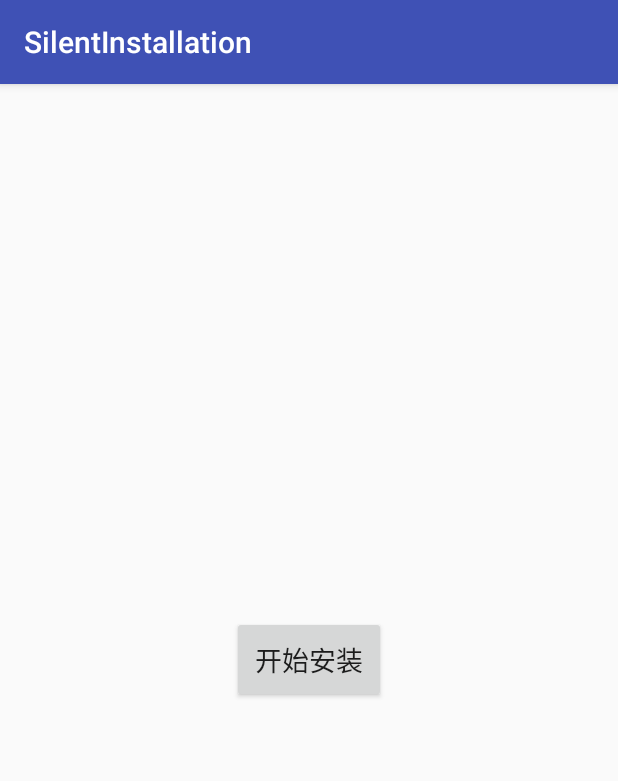
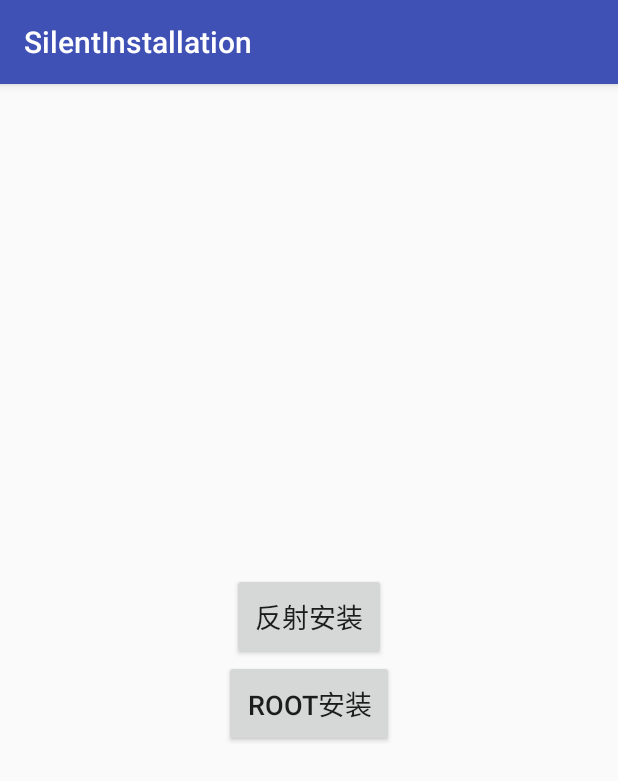
Before and after one commit to chenguitang/SilentInstallation, an Android app: the screen it shows after launch (MainActivity), on a phone screen of 412 x 824 dp. Shown: the top 781 px of the screen. Run offline under Robolectric (Android 15) with nearby library versions, the phone set to English and light mode, and no system bars; our stand-ins replace ButterKnife.

Commit message:
增加Root权限安装APP方法，增加选择文件方法

```diff
--- a/src/main/AndroidManifest.xml
+++ b/src/main/AndroidManifest.xml
@@ -3,9 +3,9 @@
     android:sharedUserId="android.uid.system"
     package="com.posin.silentinstallation">
 
-
     <uses-permission android:name="android.permission.INSTALL_PACKAGES" />
-
+    <uses-permission android:name="android.permission.WRITE_EXTERNAL_STORAGE"/>
+    <uses-permission android:name="android.permission.READ_EXTERNAL_STORAGE"/>
 
     <application
         android:allowBackup="true"
@@ -20,6 +20,7 @@
                 <category android:name="android.intent.category.LAUNCHER" />
             </intent-filter>
         </activity>
+        <activity android:name=".FileExplorerActivity"></activity>
     </application>
 
 </manifest>
--- a/src/main/res/layout/activity_main.xml
+++ b/src/main/res/layout/activity_main.xml
@@ -1,21 +1,42 @@
 <?xml version="1.0" encoding="utf-8"?>
-<RelativeLayout xmlns:android="http://schemas.android.com/apk/res/android"
+<LinearLayout xmlns:android="http://schemas.android.com/apk/res/android"
     xmlns:tools="http://schemas.android.com/tools"
     android:id="@+id/activity_main"
     android:layout_width="match_parent"
     android:layout_height="match_parent"
+    android:orientation="vertical"
     android:paddingBottom="@dimen/activity_vertical_margin"
     android:paddingLeft="@dimen/activity_horizontal_margin"
     android:paddingRight="@dimen/activity_horizontal_margin"
+    android:gravity="center"
     android:paddingTop="@dimen/activity_vertical_margin"
     tools:context="com.posin.silentinstallation.MainActivity">
 
     <Button
-        android:id="@+id/btn_start_install"
+        android:id="@+id/btn_reflex_install"
         android:layout_width="wrap_content"
         android:layout_height="wrap_content"
-        android:layout_centerInParent="true"
+        android:layout_gravity="center_horizontal"
         android:padding="15dp"
-        android:text="开始安装"
+        android:text="反射安装"
         android:textSize="18sp" />
-</RelativeLayout>
+
+    <Button
+        android:id="@+id/btn_root_install"
+        android:layout_width="wrap_content"
+        android:layout_height="wrap_content"
+        android:layout_gravity="center_horizontal"
+        android:padding="15dp"
+        android:text="Root安装"
+        android:textSize="18sp" />
+
+    <Button
+        android:id="@+id/btn_select_path"
+        android:layout_width="wrap_content"
+        android:layout_height="wrap_content"
+        android:layout_gravity="center_horizontal"
+        android:padding="15dp"
+        android:visibility="gone"
+        android:text="选择文件"
+        android:textSize="18sp" />
+</LinearLayout>
```
Also changed, not shown: src/main/java/com/posin/silentinstallation/FileExplorerActivity.java (added, +98 -0 lines), src/main/java/com/posin/silentinstallation/MainActivity.java (+52 -5 lines), src/main/java/com/posin/silentinstallation/utils/InstallUtils.java (+58 -0 lines), src/main/res/layout/activity_file_explorer.xml (added, +13 -0 lines), src/main/res/layout/list_item.xml (added, +23 -0 lines), src/main/res/mipmap-hdpi/directory.png (added), src/main/res/mipmap-hdpi/file_doc.png (added).
